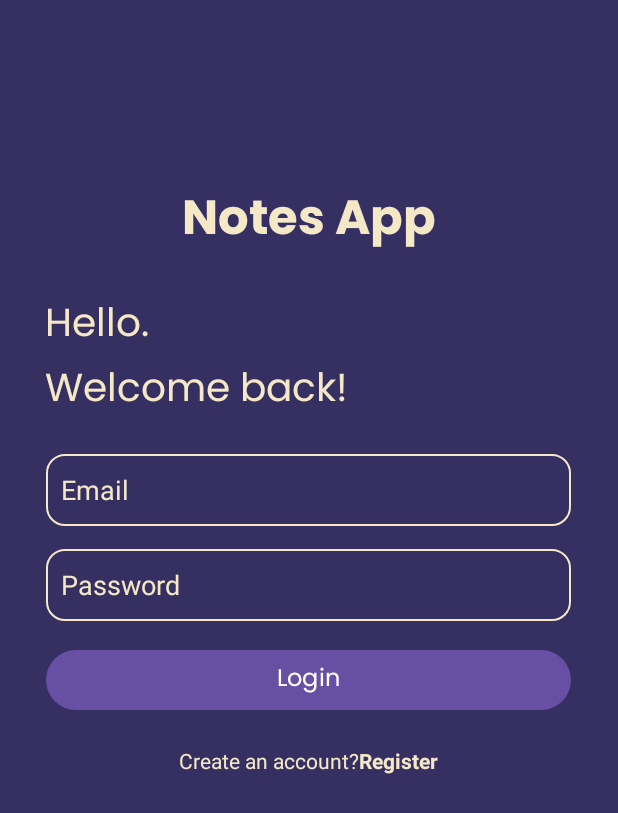
After one commit to fayzul666/Final-Project-PAPB, an Android app: the LoginActivity screen opened directly, with no data from a screen before it, on a phone screen of 412 x 824 dp. The commit adds this screen. Shown: the top 813 px of the screen. Run offline under Robolectric (Android 15) with nearby library versions, the phone set to English and light mode, and no system bars; our stand-ins replace Firebase (no records; nobody signed in at launch, a user with empty details on screens opened directly).

Commit message:
update autentikasi done

```diff
--- a/app/src/main/AndroidManifest.xml
+++ b/app/src/main/AndroidManifest.xml
@@ -12,6 +12,9 @@
         android:supportsRtl="true"
         android:theme="@style/Theme.NotesApp"
         tools:targetApi="31">
+        <activity
+            android:name=".LoginActivity"
+            android:exported="false" />
         <activity
             android:name=".CreateAccountActivity"
             android:exported="false" />
--- a/app/src/main/java/jul/mobile/notesapp/CreateAccountActivity.java
+++ b/app/src/main/java/jul/mobile/notesapp/CreateAccountActivity.java
@@ -3,6 +3,7 @@ package jul.mobile.notesapp;
 import androidx.annotation.NonNull;
 import androidx.appcompat.app.AppCompatActivity;
 
+import android.content.Intent;
 import android.os.Bundle;
 import android.util.Patterns;
 import android.view.View;
@@ -37,7 +38,7 @@ public class CreateAccountActivity extends AppCompatActivity {
         btRegister = findViewById(R.id.btRegister);
 
         btRegister.setOnClickListener(v -> createAccount());
-        btnLogin.setOnClickListener(v -> finish());
+        btnLogin.setOnClickListener(v -> startActivity(new Intent(CreateAccountActivity.this, LoginActivity.class)));
 
     }
 
--- /dev/null
+++ b/app/src/main/java/jul/mobile/notesapp/LoginActivity.java
@@ -0,0 +1,110 @@
+package jul.mobile.notesapp;
+
+import androidx.annotation.NonNull;
+import androidx.appcompat.app.AppCompatActivity;
+
+import android.content.Intent;
+import android.os.Bundle;
+import android.util.Patterns;
+import android.view.View;
+import android.widget.Button;
+import android.widget.EditText;
+import android.widget.ProgressBar;
+import android.widget.TextView;
+import android.widget.Toast;
+
+import com.google.android.gms.tasks.OnCompleteListener;
+import com.google.android.gms.tasks.Task;
+import com.google.firebase.auth.AuthResult;
+import com.google.firebase.auth.FirebaseAuth;
+
+public class LoginActivity extends AppCompatActivity {
+
+
+    EditText etEmailLogin, etPassLogin;
+    ProgressBar pbLogin;
+    TextView tvRegist;
+    Button btLogin;
+
+    @Override
+    protected void onCreate(Bundle savedInstanceState) {
+        super.onCreate(savedInstanceState);
+        setContentView(R.layout.activity_login);
+
+        etEmailLogin = findViewById(R.id.etEmailLogin);
+        etPassLogin = findViewById(R.id.etPassLogin);
+        pbLogin = findViewById(R.id.pbLogin);
+        tvRegist = findViewById(R.id.tvRegistBtn);
+        btLogin = findViewById(R.id.btLogin);
+
+        btLogin.setOnClickListener((v) -> loginUser());
+        tvRegist.setOnClickListener((v) ->
+                startActivity(new Intent
+                        (LoginActivity.this, CreateAccountActivity.class)));
+
+    }
+
+    private void loginUser() {
+        String email = etEmailLogin.getText().toString();
+        String password = etPassLogin.getText().toString();
+
+        boolean isValidate = validateData(email, password);
+        if (!isValidate) {
+            return;
+        }
+
+        loginAccountInFirebase(email, password);
+    }
+
+    private void loginAccountInFirebase(String email, String password) {
+        FirebaseAuth firebaseAuth = FirebaseAuth.getInstance();
+        changeInProgress(true);
+        firebaseAuth.signInWithEmailAndPassword(email, password)
+                .addOnCompleteListener(new OnCompleteListener<AuthResult>() {
+                    @Override
+                    public void onComplete(@NonNull Task<AuthResult> task) {
+                        if (task.isSuccessful()) {
+                            //login success
+                            Toast.makeText(LoginActivity.this,
+                                    "Login successful",
+                                    Toast.LENGTH_SHORT).show();
+
+                            startActivity(new Intent(LoginActivity.this, MainActivity.class));
+                        } else {
+                            //login failed
+                            Toast.makeText(LoginActivity.this,
+                                    task.getException().getLocalizedMessage(),
+                                    Toast.LENGTH_SHORT)
+                                    .show();
+                        }
+                    }
+                });
+
+    }
+
+    private void changeInProgress(boolean inProgress) {
+        if (inProgress) {
+            pbLogin.setVisibility(View.VISIBLE);
+            btLogin.setVisibility(View.GONE);
+        } else {
+            pbLogin.setVisibility(View.GONE);
+            btLogin.setVisibility(View.VISIBLE);
+        }
+
+    }
+
+    private boolean validateData(String email, String pass) {
+
+        // validasi format data yang diinput user
+        if (!Patterns.EMAIL_ADDRESS.matcher(email).matches()) {
+            etEmailLogin.setError("Email is invalid");
+            return false;
+        }
+        if (pass.length() < 6) {
+            etPassLogin.setError("Password length is invalid");
+            return false;
+        }
+
+        return true;
+    }
+}
--- a/app/src/main/java/jul/mobile/notesapp/SplashActivity.java
+++ b/app/src/main/java/jul/mobile/notesapp/SplashActivity.java
@@ -5,6 +5,9 @@ import androidx.appcompat.app.AppCompatActivity;
 import android.content.Intent;
 import android.os.Bundle;
 import android.os.Handler;
+
+import com.google.firebase.auth.FirebaseAuth;
+import com.google.firebase.auth.FirebaseUser;
 
 public class SplashActivity extends AppCompatActivity {
 
@@ -17,9 +20,16 @@ public class SplashActivity extends AppCompatActivity {
             @Override
             public void run() {
                 Intent intent = new Intent(SplashActivity.this, CreateAccountActivity.class);
-                startActivity(intent);
+                FirebaseUser currentUser = FirebaseAuth.getInstance().getCurrentUser();
+
+                if (currentUser == null) {
+                    startActivity(new Intent(SplashActivity.this, LoginActivity.class));
+                } else {
+                    startActivity(intent);
+                }
+
                 finish();
             }
-        }, 1000);
+        },1000);
     }
 }
--- /dev/null
+++ b/app/src/main/res/layout/activity_login.xml
@@ -0,0 +1,126 @@
+<?xml version="1.0" encoding="utf-8"?>
+<RelativeLayout xmlns:android="http://schemas.android.com/apk/res/android"
+    xmlns:app="http://schemas.android.com/apk/res-auto"
+    xmlns:tools="http://schemas.android.com/tools"
+    android:layout_width="match_parent"
+    android:layout_height="match_parent"
+    android:background="@color/colorPrimary"
+    tools:context=".LoginActivity">
+
+    <TextView
+        android:id="@+id/tvTitleLogin"
+        android:layout_width="wrap_content"
+        android:layout_height="wrap_content"
+        android:layout_centerHorizontal="true"
+        android:layout_marginTop="120dp"
+        android:text="Notes App"
+        android:fontFamily="@font/poppins_bold"
+        android:textSize="32sp"
+        android:textColor="@color/colorSecondary"/>
+
+    <LinearLayout
+        android:id="@+id/helloSign"
+        android:layout_width="match_parent"
+        android:layout_height="wrap_content"
+        android:layout_marginTop="20dp"
+        android:layout_marginStart="30dp"
+        android:layout_marginEnd="30dp"
+        android:layout_below="@+id/tvTitleLogin"
+        android:orientation="vertical">
+
+        <TextView
+            android:layout_width="match_parent"
+            android:layout_height="wrap_content"
+            android:text="Hello."
+            android:fontFamily="@font/poppins_regular"
+            android:textColor="@color/colorSecondary"
+            android:textSize="26sp" />
+
+        <TextView
+            android:layout_width="match_parent"
+            android:layout_height="wrap_content"
+            android:text="Welcome back!"
+            android:fontFamily="@font/poppins_regular"
+            android:textColor="@color/colorSecondary"
+            android:textSize="26sp" />
+
+
+
+    </LinearLayout>
+
+    <LinearLayout
+        android:id="@+id/formLogin"
+        android:layout_width="match_parent"
+        android:layout_height="wrap_content"
+        android:layout_marginTop="20dp"
+        android:layout_below="@+id/helloSign"
+        android:orientation="vertical">
+
+        <EditText
+            android:id="@+id/etEmailLogin"
+            android:layout_width= "350dp"
+            android:layout_height= "48dp"
+            android:padding="10dp"
+            android:layout_gravity="center"
+            android:background="@drawable/rounded_corner"
+            android:hint="Email"
+            android:textColorHint="@color/colorSecondary"
+            android:textColor="@color/colorSecondary"/>
+
+        <EditText
+            android:id="@+id/etPassLogin"
+            android:layout_width= "350dp"
+            android:layout_height= "48dp"
+            android:layout_marginTop="15dp"
+            android:padding="10dp"
+            android:layout_gravity="center"
+            android:background="@drawable/rounded_corner"
+            android:hint="Password"
+            android:textColorHint="@color/colorSecondary"
+            android:textColor="@color/colorSecondary"/>
+
+        <com.google.android.material.button.MaterialButton
+            android:id="@+id/btLogin"
+            android:layout_width="350dp"
+            android:layout_height="48dp"
+            android:layout_marginTop="15dp"
+            android:fontFamily="@font/poppins_regular"
+            android:textSize="16sp"
+            android:text="Login"
+            android:layout_gravity="center"/>
+
+        <ProgressBar
+            android:id="@+id/pbLogin"
+            android:layout_width="20dp"
+            android:layout_height="20dp"
+            android:layout_marginTop="30dp"
+            android:indeterminateTint="@color/colorSecondary"
+            android:layout_gravity="center"
+            android:visibility="gone"/>
+
+    </LinearLayout>
+
+    <LinearLayout
+        android:layout_width="match_parent"
+        android:layout_height="wrap_content"
+        android:layout_marginTop="20dp"
+        android:layout_below="@+id/formLogin"
+        android:orientation="horizontal"
+        android:gravity="center">
+
+        <TextView
+            android:layout_width="wrap_content"
+            android:layout_height="wrap_content"
+            android:text="Create an account?" />
+
+        <TextView
+            android:id="@+id/tvRegistBtn"
+            android:layout_width="wrap_content"
+            android:layout_height="wrap_content"
+            android:textStyle="bold"
+            android:text="Register"/>
+
+    </LinearLayout>
+
+
+</RelativeLayout>
```
